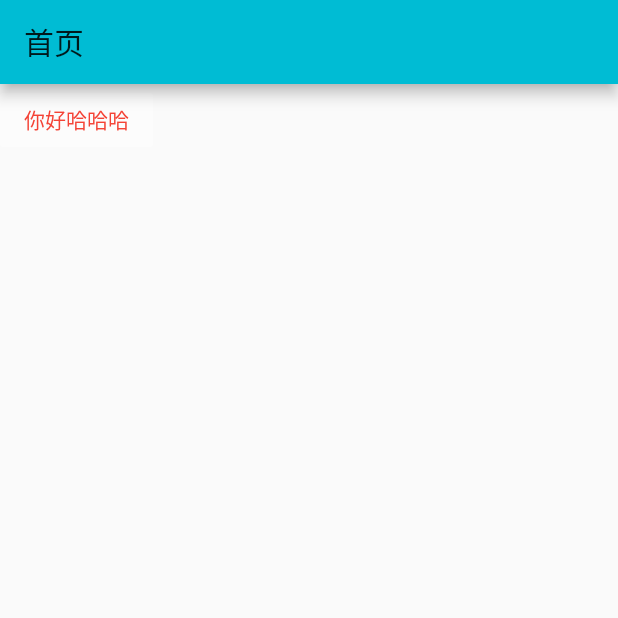
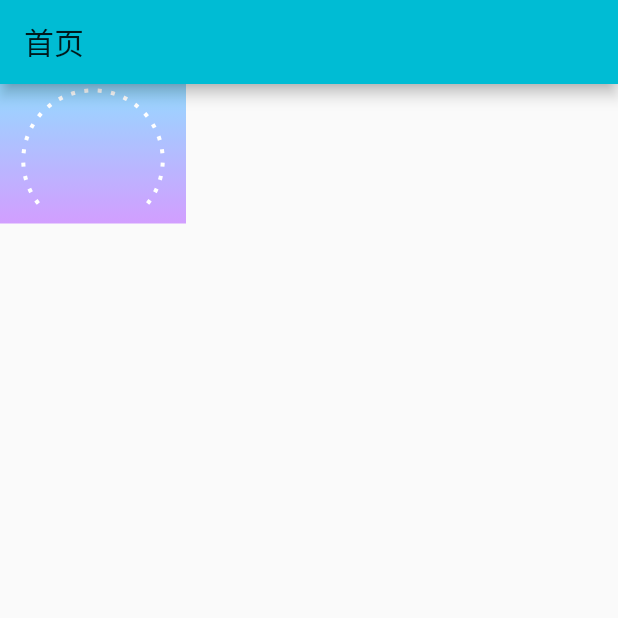
Before and after one commit to yanqiuLove/FlutterBaseWork, a Flutter app: the screen it shows after launch, on a phone screen of 412 x 824 dp, the top half of it. Run offline on Flutter 3.47's test engine with Material 2 defaults, Android fonts, the phone set to English and light mode, and no system bars; our stand-ins replace flutter_redux, path_drawing, redux.

Commit message:
测试随机动画

```diff
--- a/flutter_base_work/lib/main.dart
+++ b/flutter_base_work/lib/main.dart
@@ -1,4 +1,7 @@
 // scoped_model 练习使用
+
+import 'dart:async';
+import 'dart:math';
 
 import 'package:flutter/material.dart';
 import 'package:flutter_base_work/scoped_model/count_model.dart';
@@ -13,7 +16,6 @@ void main() => runApp(MyApp());
 class MyApp extends StatelessWidget {
   //创建顶层状态
   CountModel countModel = CountModel();
-
   @override
   Widget build(BuildContext context) {
     return ScopedModel<CountModel>(
@@ -47,6 +49,155 @@ class MyHomePage extends StatefulWidget {
 }
 
 class _MyHomePageState extends State<MyHomePage> {
+
+  // 星体
+  List celestialBodyIconfontList = [
+    Icon(Icons.home),
+    Icon(Icons.search),
+    Icon(Icons.security),
+    Icon(Icons.send),
+    Icon(Icons.hd),
+    Icon(Icons.landscape),
+    Icon(Icons.language),
+    Icon(Icons.home),
+    Icon(Icons.search),
+    Icon(Icons.security),
+    Icon(Icons.send),
+    Icon(Icons.hd)
+  ];
+  List celestialBodyNameList = [
+    "Sun",
+    "Moon",
+    "Merc",
+    "Venu",
+    "Mars",
+    "Jupi",
+    "Satu",
+    "Uran",
+    "Nept",
+    "Plut",
+    "Node",
+    "Sout"
+  ];
+
+
+  // 星座
+  List constellationNameList = [
+    "Ari",
+    "Tau",
+    "Gem",
+    "Can",
+    "Leo",
+    "Vir",
+    "Lib",
+    "Sco",
+    "Sag",
+    "Cap",
+    "Aqu",
+    "Pis"
+  ];
+  List constellationIconfontList = [
+    "Ari",
+    "Tau",
+    "Gem",
+    "Can",
+    "Leo",
+    "Vir",
+    "Lib",
+    "Sco",
+    "Sag",
+    "Cap",
+    "Aqu",
+    "Pis"
+  ];
+
+  // 宫位
+  List palaceList = [
+    "1",
+    "2",
+    "3",
+    "4",
+    "5",
+    "6",
+    "7",
+    "8",
+    "9",
+    "10",
+    "11",
+    "12"
+  ];
+
+  Widget iconWidget = Container();
+  String xingzuo = "";
+  String shuzi = "";
+
+
+  int contents = 0;
+  int lastNumber = 0;
+
+  List celestialBodyNumberList = [];
+  List constellationNumberList = [];
+  List palaceNumberList = [];
+
+
+
+  @override
+  void initState() {
+    // TODO: implement initState
+    super.initState();
+
+
+    // 生成三组随机数 长度为12
+//    while(celestialBodyNumberList.length < 12) {
+//      int randomNumber = Random.secure().nextInt(11);
+//      if(!celestialBodyNumberList.contains(randomNumber)) {
+//        celestialBodyNumberList.add(randomNumber); //往集合里面添加数据。
+//      }
+//    }
+//
+//    while(constellationNumberList.length < 12) {
+//      int randomNumber = Random.secure().nextInt(11);
+//      if(!constellationNumberList.contains(randomNumber)) {
+//        constellationNumberList.add(randomNumber); //往集合里面添加数据。
+//      }
+//    }
+//
+//    while(palaceNumberList.length < 12) {
+//      int randomNumber = Random.secure().nextInt(11);
+//      if(!palaceNumberList.contains(randomNumber)) {
+//        palaceNumberList.add(randomNumber); //往集合里面添加数据。
+//      }
+//    }
+//    print(celestialBodyNumberList);
+//    print(constellationNumberList);
+//    print(palaceNumberList);
+
+
+  _starAnimation();
+
+  }
+
+  _starAnimation() async {
+    Timer.periodic( Duration( milliseconds: (2200/12).toInt() ), ( timer ) {
+      // 每隔 1 秒钟会调用一次，如果要结束调用
+      int suijishu = Random.secure().nextInt(11);
+      if (lastNumber == suijishu) {
+        suijishu = Random.secure().nextInt(11);
+        lastNumber = suijishu;
+      }
+      print(suijishu);
+      contents ++;
+      setState(() {
+        shuzi = palaceList[suijishu];
+        xingzuo = constellationNameList[suijishu];
+        iconWidget = celestialBodyIconfontList[suijishu];
+      });
+      if (contents == 12) {
+        timer.cancel();
+      }
+    });
+  }
+
   @override
   Widget build(BuildContext context) {
     return Scaffold(
@@ -71,11 +222,7 @@ class _MyHomePageState extends State<MyHomePage> {
 //      ),
 //      ),
 
-
-
 //    body: Icon(IconData(0xe658, fontFamily: 'iconfont')),
-
-
 
 //    body: SingleChildScrollView(
 //        child: Center(
@@ -100,8 +247,6 @@ class _MyHomePageState extends State<MyHomePage> {
 //          ),
 //        )),
 
-
-
 //        body: CircleProgressBar(
 //            radius: 120.0,
 //            dotColor: Colors.pink,
@@ -114,71 +259,95 @@ class _MyHomePageState extends State<MyHomePage> {
 //              });
 //            })
 
+      // 渐变圆弧  和虚线单个渐变圆弧
+      body: SingleChildScrollView(
+          child: Column(
+            children: <Widget>[
+              Container(
+                width: 124,
+                height: 93,
+                decoration: BoxDecoration(
+                  gradient: LinearGradient(
+                      begin: Alignment.topCenter,
+                      end: Alignment.bottomCenter,
+                      colors: [
+                        Color(0xFF95DAFF),
+                        Color(0xFFD29EFF),
+                      ]),
+                ),
+                child: CustomPaint(
+                    size: Size(124,93),
+                    painter: DashedArc(color: Colors.white)),
+              ),
+              SizedBox(
+                height: 30,
+              ),
 
-    // 渐变圆弧  和虚线单个渐变圆弧
-//      body: SingleChildScrollView(
-//          child: Center(
-//            child: Padding(
-//              padding: EdgeInsets.only(top: 100),
-//              child: Container(
-//                width: 124,
-//                height: 93,
-//              decoration: BoxDecoration(
-//                gradient: LinearGradient(
-//                    begin: Alignment.topCenter,
-//                    end: Alignment.bottomCenter,
-//                    colors: [
-//                      Color(0xFF95DAFF),
-//                      Color(0xFFD29EFF),
-//                    ]),
-//              ),
-//                child: CustomPaint(
-//                    size: Size(124,93),
-//                    painter: DashedArc(color: Colors.white)),
-//              ),
-//            ),
-//          )),
+            ],
+          )),
 
-//    body: Container(
-////      color: Colors.yellow,
-//      child: Flex(
-//        direction: Axis.horizontal,
-//        children: <Widget>[
-//          Row(
-//            crossAxisAlignment: CrossAxisAlignment.start,
-//            children: <Widget>[
-//              Container(
-//                width: 20,
-//                height: 10,
-//                color: Colors.red,
-//              ),
-//              Container(
-//                width: 60,
-//                height: 10,
-//                color: Colors.cyan,
-//              ),
-//            ],
-//          ),
-//          Expanded(child: Text("哈哈哈哈哈发多付大恒科技发卡行发卡机和罚款和罚款交话费卡交话费卡读后感方大化工发回给")),
-//        ],
+//      body: Center(
+//        child: Container(
+//          width: 300,
+//          height: 300,
+//          color: Colors.cyan,
+//          child: _getToolWidget(),
+//        ),
 //      ),
-//    ),
-
-    body: Container(
-      child: RaisedButton(
-        child: Text("你好哈哈哈", style: TextStyle(color: Colors.red),),
+    );
+  }
+  Widget _getToolWidget() {
+    return Container(
+      child: Row(
+        mainAxisAlignment: MainAxisAlignment.spaceAround,
+        children: <Widget>[
+          Column(
+            children: <Widget>[
+              Container(
+                width: 84,
+                height: 84,
+                decoration: BoxDecoration(
+                  image: DecorationImage(
+                    image: AssetImage("assets/images/login_dice_bg.png"),
                   ),
-    )
-
-
-
-
-
-//        Center(
-////          child: CircularProgressIndicator(),
-//          child: Icon(IconData(0xe658, fontFamily: 'iconfont')),
-//        )
-        // This trailing comma makes auto-formatting nicer for build methods.
+                ),
+                child: iconWidget,
+              ),
+              Text(xingzuo)
+            ],
+          ),
+          Column(
+            children: <Widget>[
+              Container(
+                width: 84,
+                height: 84,
+                decoration: BoxDecoration(
+                  image: DecorationImage(
+                    image: AssetImage("assets/images/login_dice_bg.png"),
+                  ),
+                ),
+                child: Icon(Icons.home),
+              ),
+              Text("太阳")
+            ],
+          ),
+          Column(
+            children: <Widget>[
+              Container(
+                width: 84,
+                height: 84,
+                decoration: BoxDecoration(
+                  image: DecorationImage(
+                    image: AssetImage("assets/images/login_dice_bg.png"),
+                  ),
+                ),
+                child: iconWidget,
+              ),
+              Text(shuzi)
+            ],
+          ),
+        ],
+      ),
     );
   }
 }
--- a/flutter_base_work/pubspec.yaml
+++ b/flutter_base_work/pubspec.yaml
@@ -48,6 +48,9 @@ flutter:
 
   uses-material-design: true
 
+  assets:
+    - assets/images/
+
   fonts:
     - family: iconfont
       fonts:
```
Also changed, not shown: flutter_base_work/assets/images/login_dice_bg.png (added). Lines whose indentation alone changed are shown as unchanged.
